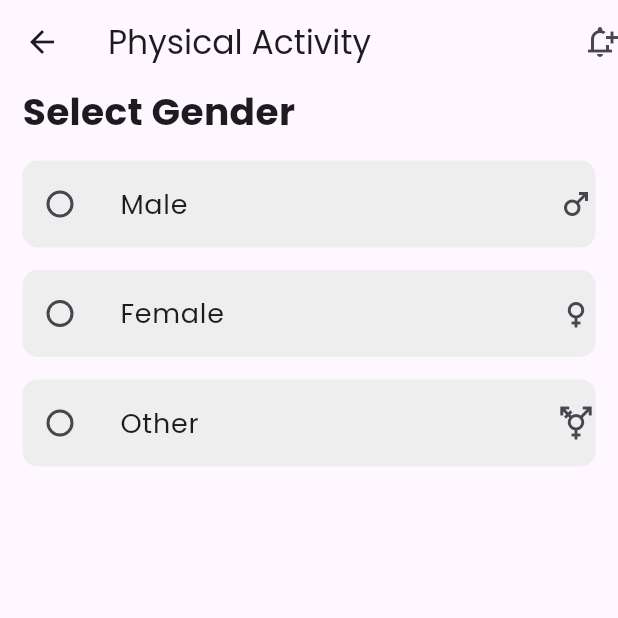
After one commit to Joyy-dev/workout, a Flutter app: the MyAccountScreen screen opened directly, after a tap on "Physical Status", on a phone screen of 412 x 824 dp, the top half of it. The commit adds this screen. Run offline on Flutter 3.47's test engine with Material 3 defaults, Android fonts, the phone set to English and light mode, and no system bars; our stand-ins replace firebase_auth, firebase_core, fl_chart, flutter_svg, shared_preferences; accounts and stored records are empty; generated files the repository leaves out were written again.

Commit message:
physical activity

```diff
--- a/lib/screen/my_account_screen.dart
+++ b/lib/screen/my_account_screen.dart
@@ -1,5 +1,6 @@
 import 'package:firebase_auth/firebase_auth.dart';
 import 'package:flutter/material.dart';
+import 'package:workout/screen/physical_activity_screen.dart';
 
 class MyAccountScreen extends StatefulWidget {
   const MyAccountScreen({super.key});
@@ -116,7 +117,16 @@ class _MyAccountScreenState extends State<MyAccountScreen> {
                   ),
                   title: Text('Add Activity'),
                 ),
-                ListTile(
+                GestureDetector(
+                  onTap: () {
+                    Navigator.push(
+                      context,
+                      MaterialPageRoute(
+                        builder: (context) => PhysicalActivityScreen()
+                      )
+                    );
+                  },
+                  child: ListTile(
                     contentPadding: EdgeInsets.all(1),
                     leading: CircleAvatar(
                       child: Icon(Icons.signal_wifi_statusbar_connected_no_internet_4),
@@ -125,6 +135,7 @@ class _MyAccountScreenState extends State<MyAccountScreen> {
                     trailing: IconButton(
                       onPressed: () {},
                       icon: Icon(Icons.chevron_right)
+                    ),
                   ),
                 ),
                 ListTile(
--- /dev/null
+++ b/lib/screen/physical_activity_screen.dart
@@ -0,0 +1,40 @@
+import 'package:flutter/material.dart';
+import 'package:workout/widgets/gender_checklist.dart';
+
+class PhysicalActivityScreen extends StatelessWidget {
+  const PhysicalActivityScreen({super.key});
+
+  @override
+  Widget build(BuildContext context) {
+    return Scaffold(
+      appBar: AppBar(
+        title: Text(
+          'Physical Activity'
+        ),
+        actions: [
+          Icon(Icons.notification_add_outlined)
+        ],
+      ),
+      body: Padding(
+        padding: const EdgeInsets.only(
+          left: 15,
+          right: 15
+        ),
+        child: Column(
+          crossAxisAlignment: CrossAxisAlignment.start,
+          children: [
+            Text(
+              'Select Gender',
+              style: TextStyle(
+                fontSize: 25,
+                fontWeight: FontWeight.bold
+              ),
+            ),
+            SizedBox(height: 15,),
+            GenderChecklist()
+          ],
+        ),
+      ),
+    );
+  }
+}
--- /dev/null
+++ b/lib/widgets/gender_checklist.dart
@@ -0,0 +1,88 @@
+import 'package:flutter/material.dart';
+
+enum GenderList {Male, Female, Other}
+
+class GenderChecklist extends StatefulWidget {
+  const GenderChecklist({super.key});
+
+  @override
+  State<GenderChecklist> createState() => _GenderChecklistState();
+}
+
+class _GenderChecklistState extends State<GenderChecklist> {
+  GenderList? _genderList;
+  @override
+  Widget build(BuildContext context) {
+    return RadioGroup<GenderList>(
+      groupValue: _genderList,
+      onChanged: (GenderList? value) {
+        setState(() {
+          _genderList = value;
+        });
+      },
+      child: Column(
+        children: [
+          Container(
+            decoration: BoxDecoration(
+              color: Colors.grey[200],
+              borderRadius: BorderRadius.circular(10)
+            ),
+            child: ListTile(
+              contentPadding: EdgeInsets.all(1.0),
+              leading: Radio<GenderList>(
+                value: GenderList.Male
+              ),
+              title: Text(
+                'Male',
+                style: TextStyle(
+                  fontSize: 18
+                ),
+              ),
+              trailing: Icon(Icons.male),
+            ),
+          ),
+          SizedBox(height: 15,),
+          Container(
+            decoration: BoxDecoration(
+              color: Colors.grey[200],
+              borderRadius: BorderRadius.circular(10)
+            ),
+            child: ListTile(
+              contentPadding: EdgeInsets.all(1.0),
+              leading: Radio<GenderList>(
+                value: GenderList.Female
+              ),
+              title: Text(
+                'Female',
+                style: TextStyle(
+                  fontSize: 18
+                ),
+              ),
+              trailing: Icon(Icons.female),
+            ),
+          ),
+          SizedBox(height: 15,),
+          Container(
+            decoration: BoxDecoration(
+              color: Colors.grey[200],
+              borderRadius: BorderRadius.circular(10)
+            ),
+            child: ListTile(
+              contentPadding: EdgeInsets.all(1.0),
+              leading: Radio<GenderList>(
+                value: GenderList.Other
+              ),
+              title: Text(
+                'Other',
+                style: TextStyle(
+                  fontSize: 18
+                ),
+              ),
+              trailing: Icon(Icons.transgender),
+            ),
+          )
+        ],
+      )
+    );
+  }
+}
```
Lines whose indentation alone changed are shown as unchanged.
